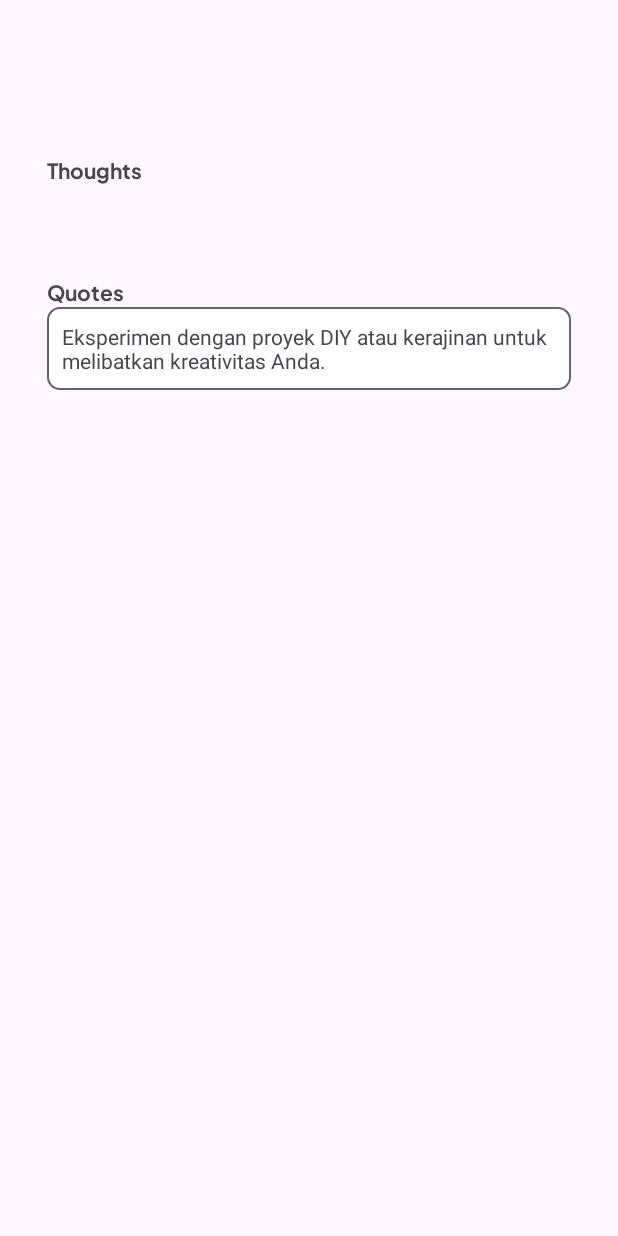
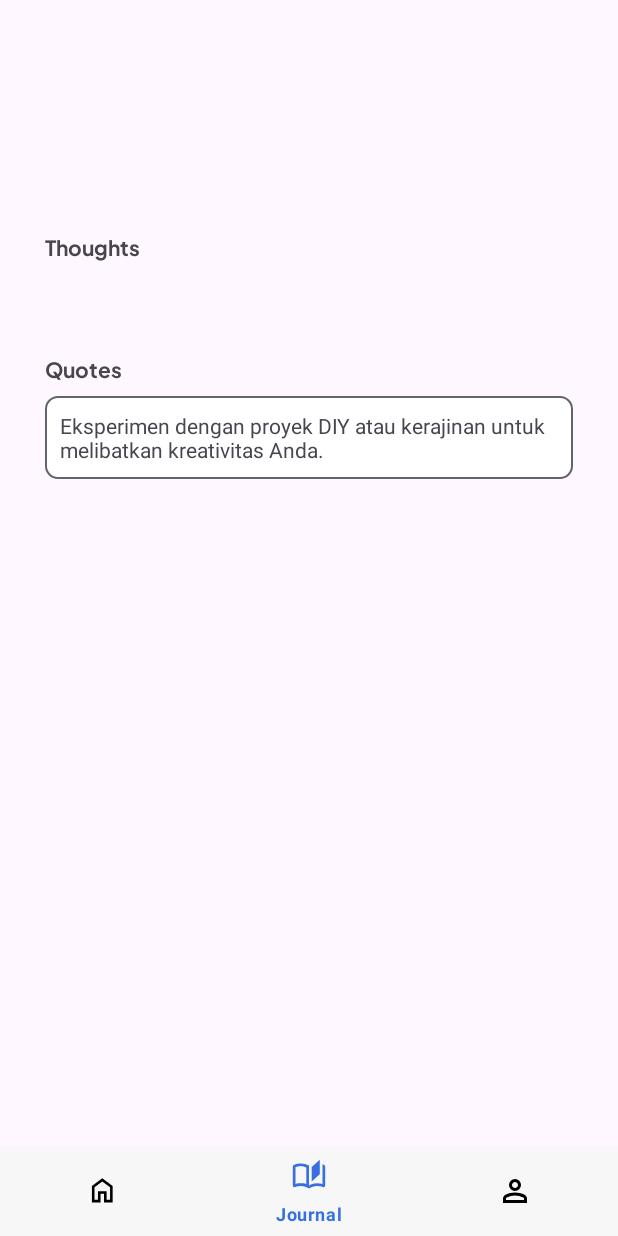
Before and after one commit to Easemind-App/easemind-mobile, an Android app: the DetailJournalActivity screen opened directly, with no data from a screen before it, on a phone screen of 412 x 824 dp. Run offline under Robolectric (Android 15) with nearby library versions, the phone set to English and light mode, and no system bars; pictures from the network do not load.

Commit message:
update journal views

```diff
--- a/app/src/main/java/com/example/easemind/ui/journal/DetailJournalActivity.kt
+++ b/app/src/main/java/com/example/easemind/ui/journal/DetailJournalActivity.kt
@@ -1,5 +1,7 @@
 package com.example.easemind.ui.journal
 
+import android.app.ActivityOptions
+import android.content.Intent
 import android.os.Bundle
 import androidx.activity.enableEdgeToEdge
 import androidx.appcompat.app.AppCompatActivity
@@ -8,9 +10,13 @@ import androidx.core.view.WindowInsetsCompat
 import com.bumptech.glide.Glide
 import com.example.easemind.R
 import com.example.easemind.databinding.ActivityDetailJournalBinding
+import com.example.easemind.ui.homepage.MainActivity
+import com.example.easemind.ui.profile.ProfileActivity
+import com.google.android.material.bottomnavigation.BottomNavigationView
 
 class DetailJournalActivity : AppCompatActivity() {
     private lateinit var binding: ActivityDetailJournalBinding
+    private lateinit var bottomNavigationView: BottomNavigationView
     override fun onCreate(savedInstanceState: Bundle?) {
         super.onCreate(savedInstanceState)
         binding = ActivityDetailJournalBinding.inflate(layoutInflater)
@@ -20,6 +26,28 @@ class DetailJournalActivity : AppCompatActivity() {
         binding.result.text = intent.getStringExtra(EXTRA_CATEGORY)
         binding.dateOfJournal.text = intent.getStringExtra(EXTRA_DATE)
         binding.thoughtValue.text = intent.getStringExtra(EXTRA_THOUGHTS)
+
+        bottomNavigationView = binding.bottomNavView
+        bottomNavigationView.selectedItemId = R.id.journal
+        bottomNavigationView.setOnItemSelectedListener { item ->
+            when (item.itemId) {
+                R.id.home -> {
+                    val intent = Intent(this, MainActivity::class.java)
+                    startActivity(intent, ActivityOptions.makeCustomAnimation(this, 0, 0).toBundle())
+                    finish()
+                }
+
+                R.id.profile -> {
+                    val intent = Intent(this, ProfileActivity::class.java)
+                    startActivity(intent, ActivityOptions.makeCustomAnimation(this, 0, 0).toBundle())
+                    finish()
+                }
+                R.id.journal -> {
+                    true
+                }
+            }
+            true
+        }
     }
 
     companion object {
--- a/app/src/main/java/com/example/easemind/ui/journal/JournalActivity.kt
+++ b/app/src/main/java/com/example/easemind/ui/journal/JournalActivity.kt
@@ -32,8 +32,7 @@ class JournalActivity : AppCompatActivity() {
         binding.rvJournal.layoutManager = layoutManager
 
         authenticationViewModel.getSession().observe(this) { user ->
-
-            authenticationViewModel.getJournal(user.token)
+            authenticationViewModel.getJournal("eyJhbGciOiJIUzI1NiIsInR5cCI6IkpXVCJ9.eyJ1c2VySWQiOiJhZDlZMWZXbWtZRGZPdkVCa25YZyIsImlhdCI6MTcxODQ1ODI1NSwiZXhwIjoxNzE5MzIyMjU1fQ.Z059aEUb6AzEQJlXQ9agYyJP3l66A3Xc6-HaxHzmKm4")
             authenticationViewModel.journal.observe(this) {
                 setJournal(it)
             }
--- a/app/src/main/java/com/example/easemind/ui/journal/JournalAdapter.kt
+++ b/app/src/main/java/com/example/easemind/ui/journal/JournalAdapter.kt
@@ -7,6 +7,7 @@ import androidx.recyclerview.widget.DiffUtil
 import androidx.recyclerview.widget.ListAdapter
 import androidx.recyclerview.widget.RecyclerView
 import com.bumptech.glide.Glide
+import com.example.easemind.R
 import com.example.easemind.data.response.JournalsItem
 import com.example.easemind.databinding.ItemJournalBinding
 
@@ -25,7 +26,7 @@ class JournalAdapter : ListAdapter<JournalsItem, JournalAdapter.MyViewHolder>(DI
     class MyViewHolder(private val binding: ItemJournalBinding) : RecyclerView.ViewHolder(binding.root) {
         fun bind(journal: JournalsItem) {
             Glide.with(itemView.context)
-                .load(journal.result)
+                .load(R.drawable.draw_overjoyed)
                 .into(binding.ivItemEmoji) //TODO: create categorization
             binding.tvItemDate.text = journal.journalDate
             binding.tvItemCategory.text = journal.result
@@ -33,7 +34,7 @@ class JournalAdapter : ListAdapter<JournalsItem, JournalAdapter.MyViewHolder>(DI
 
             binding.cardView.setOnClickListener {
                 val intent = Intent(itemView.context, DetailJournalActivity::class.java).apply {
-                    putExtra(DetailJournalActivity.EXTRA_EMOTION, journal.result) // TODO utils
+                    putExtra(DetailJournalActivity.EXTRA_EMOTION, R.drawable.draw_overjoyed) // TODO utils
                     putExtra(DetailJournalActivity.EXTRA_DATE, journal.journalDate)
                     putExtra(DetailJournalActivity.EXTRA_CATEGORY, journal.result)
                     putExtra(DetailJournalActivity.EXTRA_THOUGHTS, journal.thoughts)
--- a/app/src/main/res/layout/activity_detail_journal.xml
+++ b/app/src/main/res/layout/activity_detail_journal.xml
@@ -9,9 +9,9 @@
     tools:context=".ui.journal.DetailJournalActivity">
 
     <ScrollView
-        android:layout_width="409dp"
-        android:layout_height="889dp"
-        android:layout_marginTop="21dp"
+        android:layout_width="match_parent"
+        android:layout_height="match_parent"
+        android:layout_marginTop="30dp"
         app:layout_constraintBottom_toBottomOf="parent"
         app:layout_constraintEnd_toEndOf="parent"
         app:layout_constraintStart_toStartOf="parent"
@@ -81,9 +81,17 @@
                 android:id="@+id/textView10"
                 android:layout_width="wrap_content"
                 android:layout_height="0dp"
+                android:layout_marginTop="8dp"
                 android:background="@drawable/border"
                 android:layout_weight="1"
                 android:text="@string/quotes_value" />
         </LinearLayout>
     </ScrollView>
+
+    <com.google.android.material.bottomnavigation.BottomNavigationView
+        android:id="@+id/bottom_nav_view"
+        style="@style/BottomNavigationViewStyle"
+        app:layout_constraintEnd_toEndOf="parent"
+        app:layout_constraintBottom_toBottomOf="parent"/>
+
 </androidx.constraintlayout.widget.ConstraintLayout>
```
Also changed, not shown: app/src/main/java/com/example/easemind/utils/utils.kt (+10 -0 lines).
